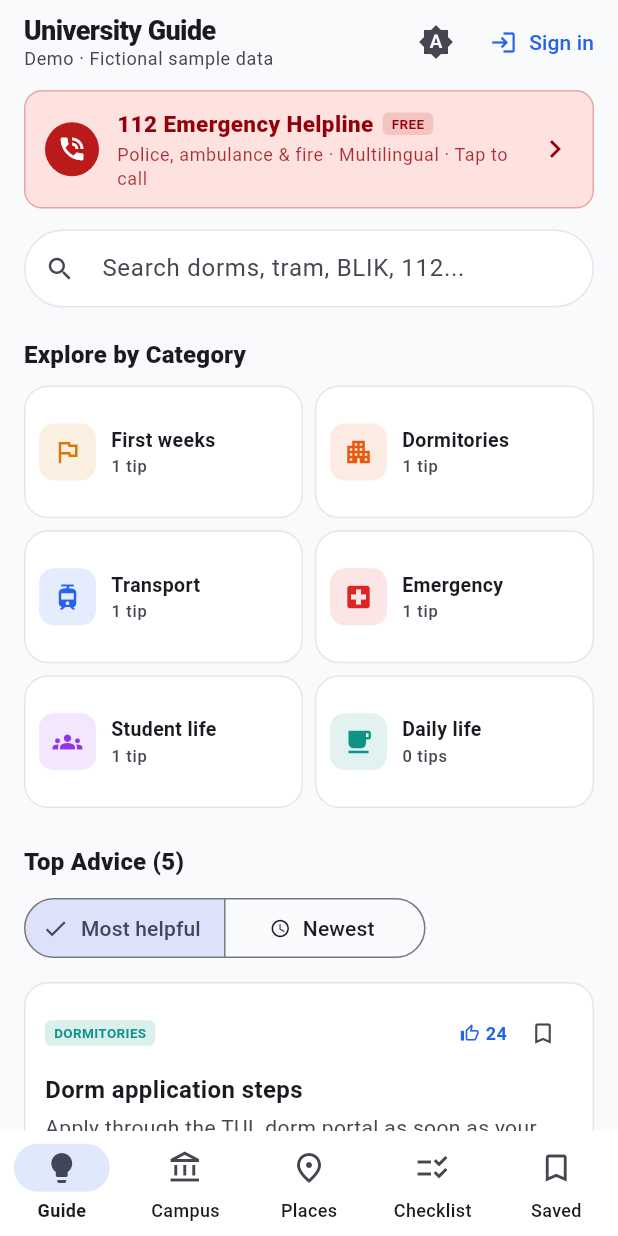
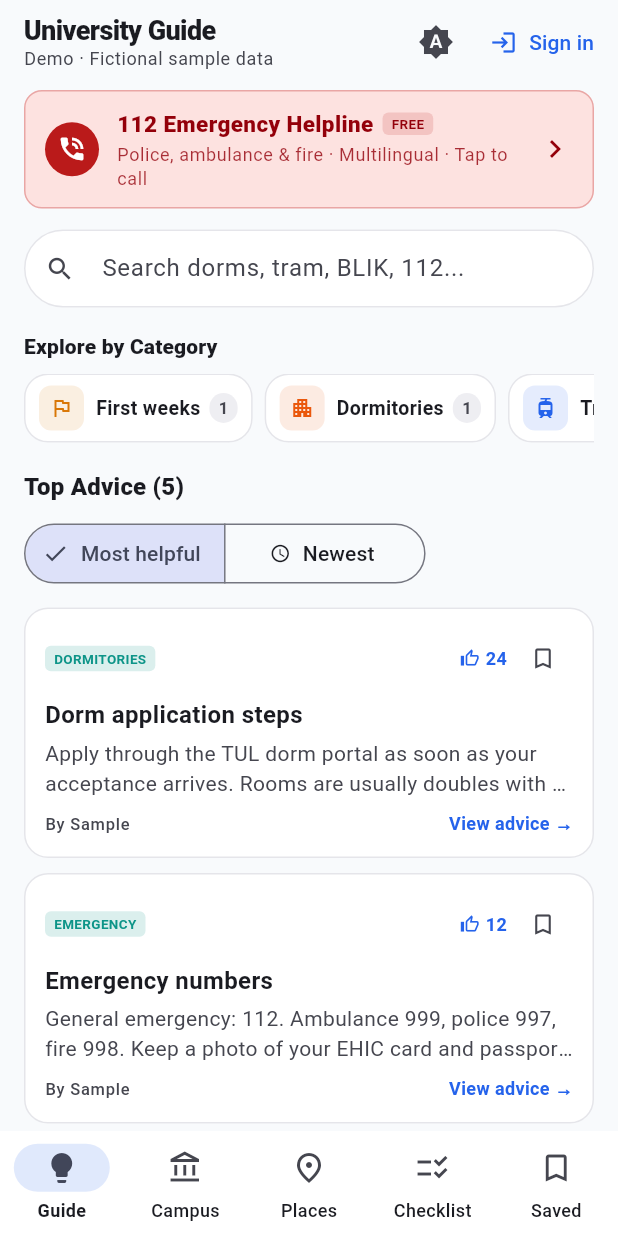
Before and after one commit to EnginCelalYurt/erasmus_student_guide, a Flutter app: the screen it shows after launch, on a phone screen of 412 x 824 dp. Run offline on Flutter 3.47's test engine with Material 3 defaults, Android fonts, the phone set to English and light mode, and no system bars; our stand-ins replace cloud_firestore, firebase_auth, firebase_core, share_plus, shared_preferences; accounts and stored records are empty.

Commit message:
Move categories to compact right sidebar on wide screens

```diff
--- a/lib/screens/guide_home_screen.dart
+++ b/lib/screens/guide_home_screen.dart
@@ -333,20 +333,55 @@ class _GuideHomeScreenState extends State<GuideHomeScreen> {
                     ),
                     onChanged: (val) => setState(() => _searchQuery = val),
                   ),
-                  const SizedBox(height: 20),
+                  const SizedBox(height: 16),
 
-                  // 3. Categories Grid
+                  // 3 & 4. Responsive Layout: Top Advice on left + compact Categories on right (wide),
+                  // or compact horizontal Categories strip above Top Advice (narrow).
+                  LayoutBuilder(
+                    builder: (context, constraints) {
+                      if (constraints.maxWidth >= 820) {
+                        return Row(
+                          crossAxisAlignment: CrossAxisAlignment.start,
+                          children: [
+                            Expanded(child: _buildAdviceSection(theme, tips)),
+                            const SizedBox(width: 20),
+                            SizedBox(
+                              width: 260,
+                              child: _buildCategoriesSidebar(theme),
+                            ),
+                          ],
+                        );
+                      }
+                      return Column(
+                        crossAxisAlignment: CrossAxisAlignment.start,
+                        children: [
                           Text(
                             'Explore by Category',
-                    style: theme.textTheme.titleMedium?.copyWith(
+                            style: theme.textTheme.titleSmall?.copyWith(
                               fontWeight: FontWeight.w800,
                             ),
                           ),
                           const SizedBox(height: 8),
-                  _buildCategoriesGrid(theme),
-                  const SizedBox(height: 24),
+                          _buildCategoriesHorizontal(theme),
+                          const SizedBox(height: 18),
+                          _buildAdviceSection(theme, tips),
+                        ],
+                      );
+                    },
+                  ),
+                ],
+              ),
+            ),
+          ),
+        ],
+      ),
+    );
+  }
 
-                  // 4. Most Helpful / Newest Rank Selector (Wilson score)
+  Widget _buildAdviceSection(ThemeData theme, List<Tip> tips) {
+    return Column(
+      crossAxisAlignment: CrossAxisAlignment.start,
+      children: [
         Wrap(
           alignment: WrapAlignment.spaceBetween,
           crossAxisAlignment: WrapCrossAlignment.center,
@@ -380,8 +415,6 @@ class _GuideHomeScreenState extends State<GuideHomeScreen> {
           ],
         ),
         const SizedBox(height: 12),
-
-                  // 5. Tips List (Ranked & Searched)
         if (_vm.error != null)
           EmptyState(
             icon: Icons.cloud_off_outlined,
@@ -412,11 +445,6 @@ class _GuideHomeScreenState extends State<GuideHomeScreen> {
         else
           ...tips.map((tip) => _buildTipCard(theme, tip)),
       ],
-              ),
-            ),
-          ),
-        ],
-      ),
     );
   }
 
@@ -517,24 +545,47 @@ class _GuideHomeScreenState extends State<GuideHomeScreen> {
     );
   }
 
-  Widget _buildCategoriesGrid(ThemeData theme) {
-    final categories = TipCategory.values;
+  Widget _buildCategoriesHorizontal(ThemeData theme) {
+    return SingleChildScrollView(
+      scrollDirection: Axis.horizontal,
+      child: Row(
+        children: [
+          for (var i = 0; i < TipCategory.values.length; i++) ...[
+            if (i > 0) const SizedBox(width: 8),
+            _buildCompactCategoryCard(theme, TipCategory.values[i]),
+          ],
+        ],
+      ),
+    );
+  }
 
-    return LayoutBuilder(
-      builder: (context, constraints) {
-        final crossAxisCount = constraints.maxWidth > 500 ? 3 : 2;
-        return GridView.builder(
-          shrinkWrap: true,
-          physics: const NeverScrollableScrollPhysics(),
-          gridDelegate: SliverGridDelegateWithFixedCrossAxisCount(
-            crossAxisCount: crossAxisCount,
-            childAspectRatio: 2.1,
-            crossAxisSpacing: 8,
-            mainAxisSpacing: 8,
+  Widget _buildCategoriesSidebar(ThemeData theme) {
+    return Column(
+      crossAxisAlignment: CrossAxisAlignment.start,
+      children: [
+        Text(
+          'Explore by Category',
+          style: theme.textTheme.titleMedium?.copyWith(
+            fontWeight: FontWeight.w800,
           ),
-          itemCount: categories.length,
-          itemBuilder: (context, index) {
-            final cat = categories[index];
+        ),
+        const SizedBox(height: 12),
+        for (var i = 0; i < TipCategory.values.length; i++) ...[
+          if (i > 0) const SizedBox(height: 8),
+          SizedBox(
+            width: double.infinity,
+            child: _buildCompactCategoryCard(theme, TipCategory.values[i], expand: true),
+          ),
+        ],
+      ],
+    );
+  }
+
+  Widget _buildCompactCategoryCard(
+    ThemeData theme,
+    TipCategory cat, {
+    bool expand = false,
+  }) {
     final count = _vm.visibleCount(cat);
     final catColor = _colorForCategory(cat);
 
@@ -547,29 +598,27 @@ class _GuideHomeScreenState extends State<GuideHomeScreen> {
           borderRadius: BorderRadius.circular(16),
           onTap: () => _openCategory(cat),
           child: Padding(
-                  padding: const EdgeInsets.all(10),
+            padding: const EdgeInsets.symmetric(horizontal: 10, vertical: 8),
             child: Row(
+              mainAxisSize: expand ? MainAxisSize.max : MainAxisSize.min,
               children: [
                 Container(
-                        width: 38,
-                        height: 38,
+                  width: 30,
+                  height: 30,
                   decoration: BoxDecoration(
                     color: catColor.withValues(alpha: 0.12),
-                          borderRadius: BorderRadius.circular(10),
+                    borderRadius: BorderRadius.circular(8),
                   ),
                   child: Icon(
                     _iconForCategory(cat),
-                          size: 20,
+                    size: 16,
                     color: catColor,
                   ),
                 ),
-                      const SizedBox(width: 10),
+                const SizedBox(width: 8),
+                if (expand)
                   Expanded(
-                        child: Column(
-                          crossAxisAlignment: CrossAxisAlignment.start,
-                          mainAxisAlignment: MainAxisAlignment.center,
-                          children: [
-                            Text(
+                    child: Text(
                       cat.label,
                       style: const TextStyle(
                         fontWeight: FontWeight.w700,
@@ -578,14 +627,29 @@ class _GuideHomeScreenState extends State<GuideHomeScreen> {
                       maxLines: 1,
                       overflow: TextOverflow.ellipsis,
                     ),
+                  )
+                else
                   Text(
-                              count == 1 ? '1 tip' : '$count tips',
+                    cat.label,
+                    style: const TextStyle(
+                      fontWeight: FontWeight.w700,
+                      fontSize: 13,
+                    ),
+                  ),
+                const SizedBox(width: 6),
+                Container(
+                  padding: const EdgeInsets.symmetric(horizontal: 6, vertical: 2),
+                  decoration: BoxDecoration(
+                    color: theme.colorScheme.surfaceContainerHighest.withValues(alpha: 0.6),
+                    borderRadius: BorderRadius.circular(10),
+                  ),
+                  child: Text(
+                    '$count',
                     style: theme.textTheme.labelSmall?.copyWith(
                       color: theme.colorScheme.onSurfaceVariant,
+                      fontWeight: FontWeight.w700,
                       fontSize: 11,
                     ),
-                            ),
-                          ],
                   ),
                 ),
               ],
@@ -593,10 +657,6 @@ class _GuideHomeScreenState extends State<GuideHomeScreen> {
           ),
         ),
       ),
-            );
-          },
-        );
-      },
     );
   }
 
```
Lines whose indentation alone changed are shown as unchanged.
